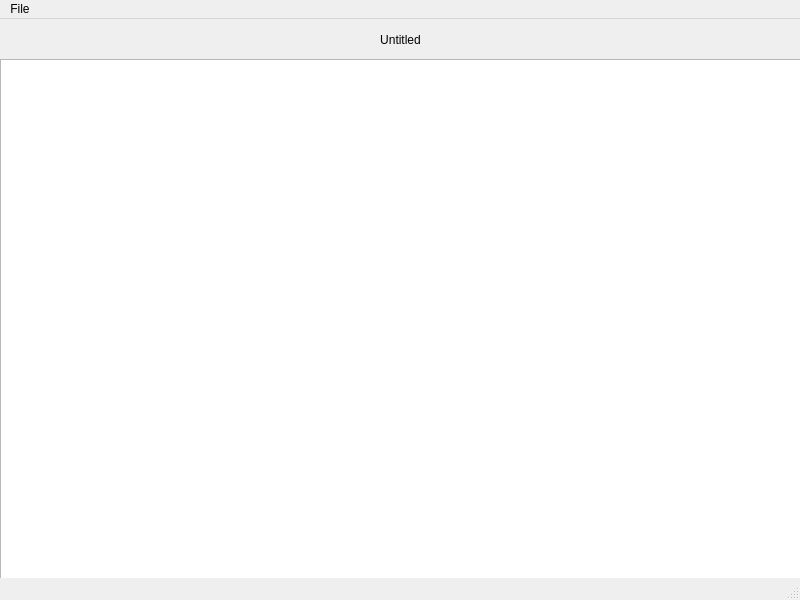
This is notepad.ui in JustPreo/Proyecto-Estru-1 as Qt 5 draws it before an edit. The edited form follows.
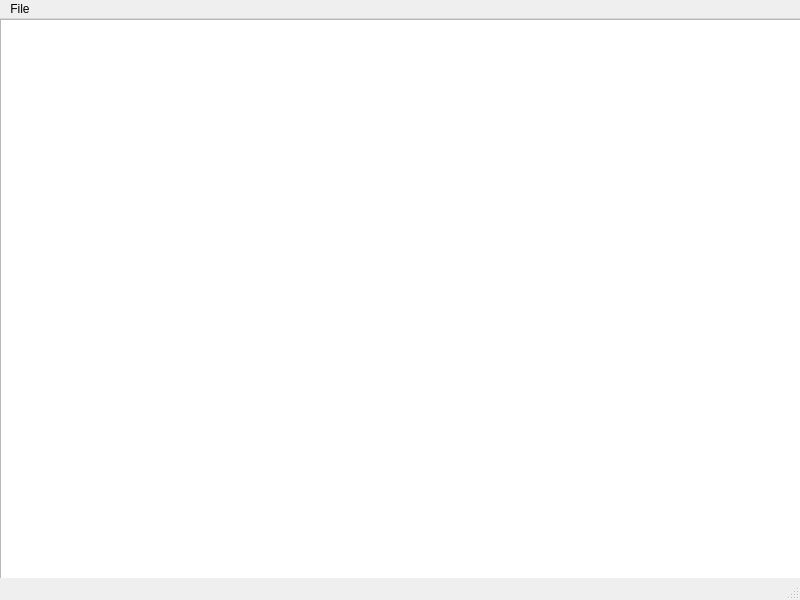
This is the edited form.

Patch:
```diff
--- a/notepad.ui
+++ b/notepad.ui
@@ -18,33 +18,11 @@
     <property name="geometry">
      <rect>
       <x>0</x>
-      <y>40</y>
-      <width>801</width>
-      <height>541</height>
-     </rect>
-    </property>
-   </widget>
-   <widget class="QWidget" name="horizontalLayoutWidget_2">
-    <property name="geometry">
-     <rect>
-      <x>0</x>
       <y>0</y>
       <width>801</width>
-      <height>41</height>
+      <height>581</height>
      </rect>
     </property>
-    <layout class="QHBoxLayout" name="horizontalLayout_2">
-     <item>
-      <widget class="QLabel" name="label">
-       <property name="text">
-        <string>Untitled</string>
-       </property>
-       <property name="alignment">
-        <set>Qt::AlignmentFlag::AlignCenter</set>
-       </property>
-      </widget>
-     </item>
-    </layout>
    </widget>
   </widget>
   <widget class="QMenuBar" name="menubar">
```
Left out of the diff: 4 changed lines with no effect on the pictures.
